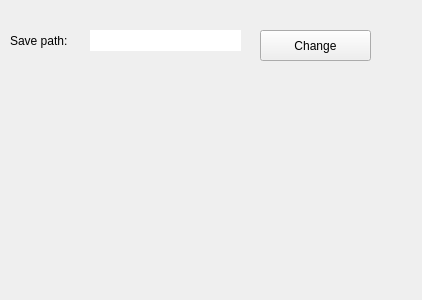
cra9had/task, file ui/settings.ui: the form before one commit.
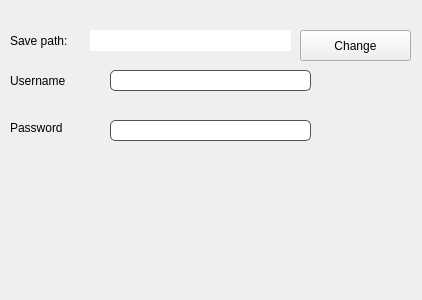
The form after the commit.

Patch:
```diff
--- a/ui/settings.ui
+++ b/ui/settings.ui
@@ -32,7 +32,7 @@
      <rect>
       <x>90</x>
       <y>30</y>
-      <width>151</width>
+      <width>201</width>
       <height>21</height>
      </rect>
     </property>
@@ -49,7 +49,7 @@
    <widget class="QPushButton" name="change_btn">
     <property name="geometry">
      <rect>
-      <x>260</x>
+      <x>300</x>
       <y>30</y>
       <width>111</width>
       <height>31</height>
@@ -59,6 +59,66 @@
      <string>Change</string>
     </property>
    </widget>
+   <widget class="QLineEdit" name="login_input">
+    <property name="geometry">
+     <rect>
+      <x>110</x>
+      <y>70</y>
+      <width>201</width>
+      <height>21</height>
+     </rect>
+    </property>
+    <property name="styleSheet">
+     <string notr="true">.QLineEdit{
+	border-style: outset;
+	border-radius: 5px;
+	border: 1px solid rgb(81, 82, 78);
+}</string>
+    </property>
+   </widget>
+   <widget class="QLineEdit" name="pw_input">
+    <property name="geometry">
+     <rect>
+      <x>110</x>
+      <y>120</y>
+      <width>201</width>
+      <height>21</height>
+     </rect>
+    </property>
+    <property name="styleSheet">
+     <string notr="true">.QLineEdit{
+	border-style: outset;
+	border-radius: 5px;
+	border: 1px solid rgb(81, 82, 78);
+}</string>
+    </property>
+   </widget>
+   <widget class="QLabel" name="label_2">
+    <property name="geometry">
+     <rect>
+      <x>10</x>
+      <y>70</y>
+      <width>71</width>
+      <height>21</height>
+     </rect>
+    </property>
+    <property name="text">
+     <string>Username</string>
+    </property>
+   </widget>
+   <widget class="QLabel" name="label_3">
+    <property name="geometry">
+     <rect>
+      <x>10</x>
+      <y>120</y>
+      <width>60</width>
+      <height>16</height>
+     </rect>
+    </property>
+    <property name="text">
+     <string>Password</string>
+    </property>
+   </widget>
   </widget>
  </widget>
  <resources/>
```
